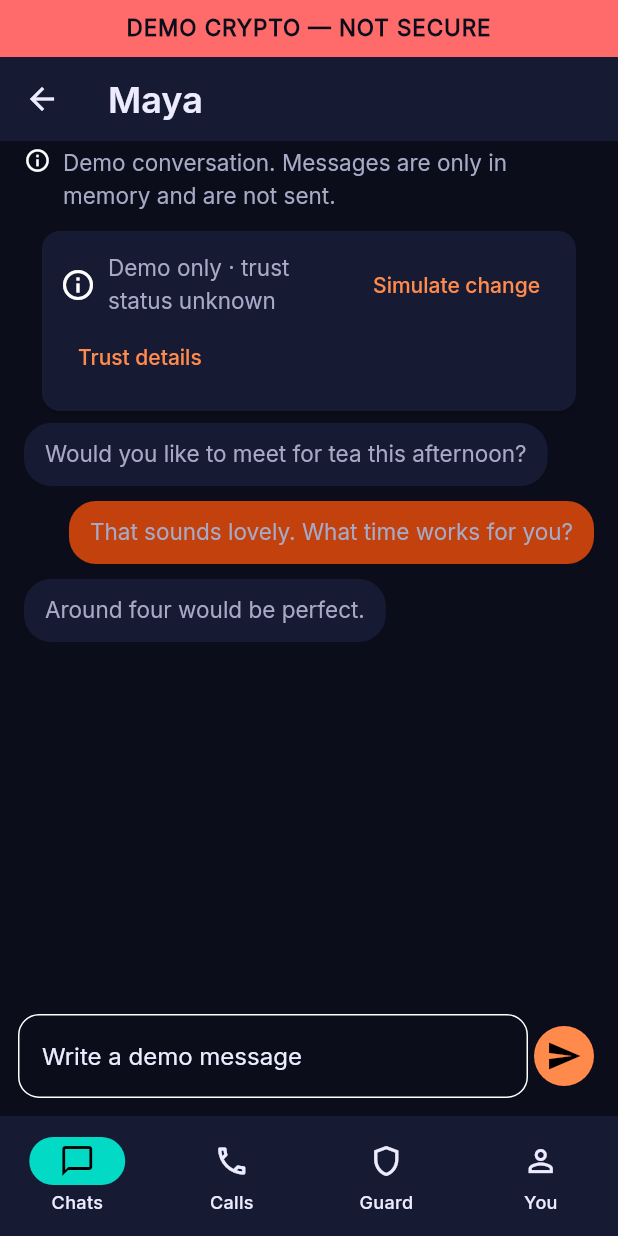
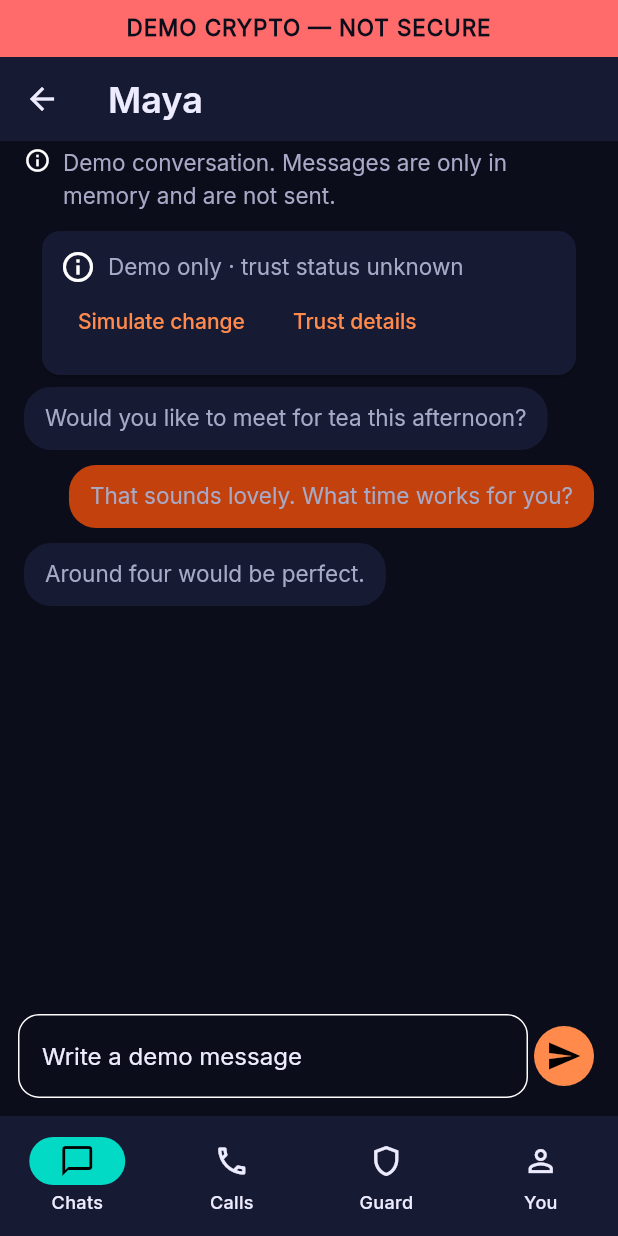
Before and after one commit to MAbrar1/Sargoshi, a Flutter app: the screen it shows after launch, after a tap on an icon or button, on a phone screen of 412 x 824 dp. Run offline on Flutter 3.47's test engine with Material 3 defaults, Android fonts, the phone set to English and light mode, and no system bars; our stand-ins replace cupertino_ui, flutter_riverpod, material_ui; generated files the repository leaves out were written again; statements that could not run were skipped.

Commit message:
Show unread count as a number; wrap key-gate actions
Co-Authored-By: Claude Sonnet 5.5 <noreply@anthropic.com>
Claude-Session: https://claude.ai/code/session_01XpySRzNed73z48ct9Lwoit

```diff
--- a/lib/ui/chat/chat_home_screen.dart
+++ b/lib/ui/chat/chat_home_screen.dart
@@ -195,7 +195,9 @@ class _ChatHomeScreenState extends ConsumerState<ChatHomeScreen> {
                                   Radius.circular(Radii.chip),
                                 ),
                               ),
-                              child: Text(l10n.unreadCount(chat.unread)),
+                              child: ExcludeSemantics(
+                                child: Text(chat.unread.toString()),
+                              ),
                             ),
                           ),
                       ],
@@ -426,17 +428,18 @@ final class _DemoKeyChangeGate extends ConsumerWidget {
                 const Icon(Icons.info_outline),
                 const SizedBox(width: 8),
                 Expanded(child: Text(text)),
+              ],
+            ),
+            Wrap(
+              spacing: 8,
+              children: [
                 if (state == KeyChangeGateState.idle ||
                     state == KeyChangeGateState.accepted)
                   TextButton(
                     onPressed: controller.simulateKeyChange,
                     child: Text(l10n.demoSimulateKeyChange),
                   ),
-              ],
-            ),
-            Align(
-              alignment: AlignmentDirectional.centerStart,
-              child: TextButton(
+                TextButton(
                 onPressed: () => Navigator.of(context).push(
                   MaterialPageRoute<void>(
                     builder: (_) => TrustScreen(contactId: chatId),
@@ -444,6 +447,7 @@ final class _DemoKeyChangeGate extends ConsumerWidget {
                 ),
                 child: Text(l10n.openTrustDetails),
               ),
+              ],
             ),
             if (state == KeyChangeGateState.awaitingReview) ...[
               const SizedBox(height: 8),
```
